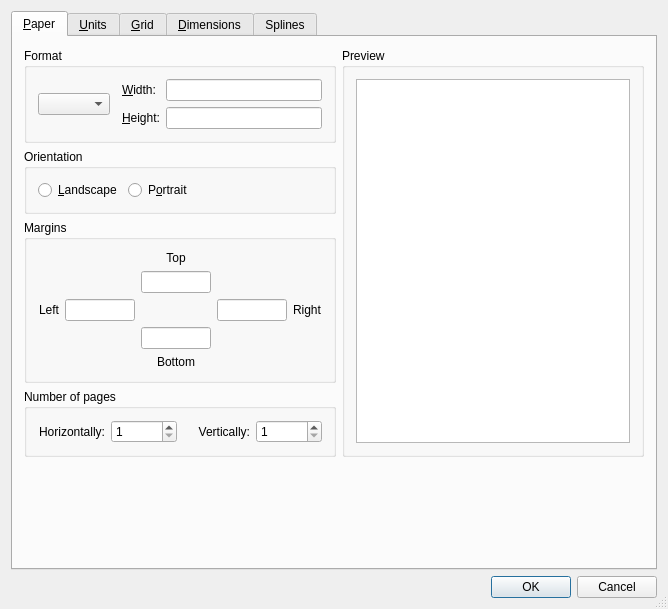
The window that librecad/src/ui/forms/qg_dlgoptionsdrawing.ui (LibreCAD/LibreCAD) describes before a commit, drawn with Qt 5.
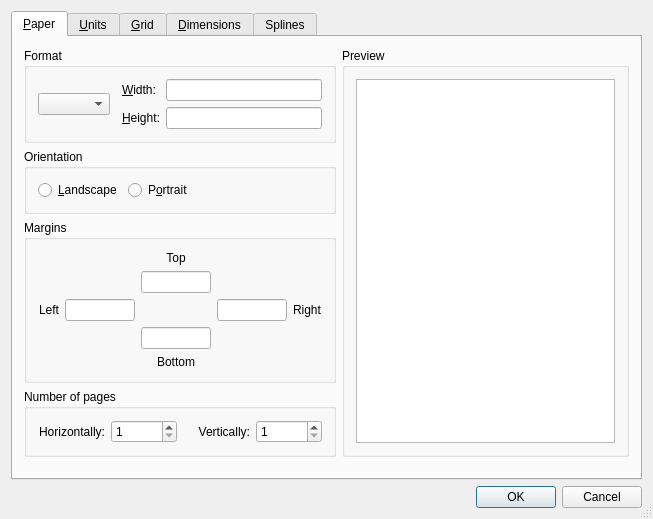
The same window after the commit. The open tabs and pages were chosen to show the change. Custom widgets are drawn as their Qt base class.

Commit message: restored unnecesary changes

```diff
--- a/librecad/src/ui/forms/qg_dlgoptionsdrawing.ui
+++ b/librecad/src/ui/forms/qg_dlgoptionsdrawing.ui
@@ -6,8 +6,8 @@
    <rect>
     <x>0</x>
     <y>0</y>
-    <width>668</width>
-    <height>609</height>
+    <width>653</width>
+    <height>519</height>
    </rect>
   </property>
   <property name="windowTitle">
```
Left out of the diff: 2 changed lines with no effect on the pictures.
